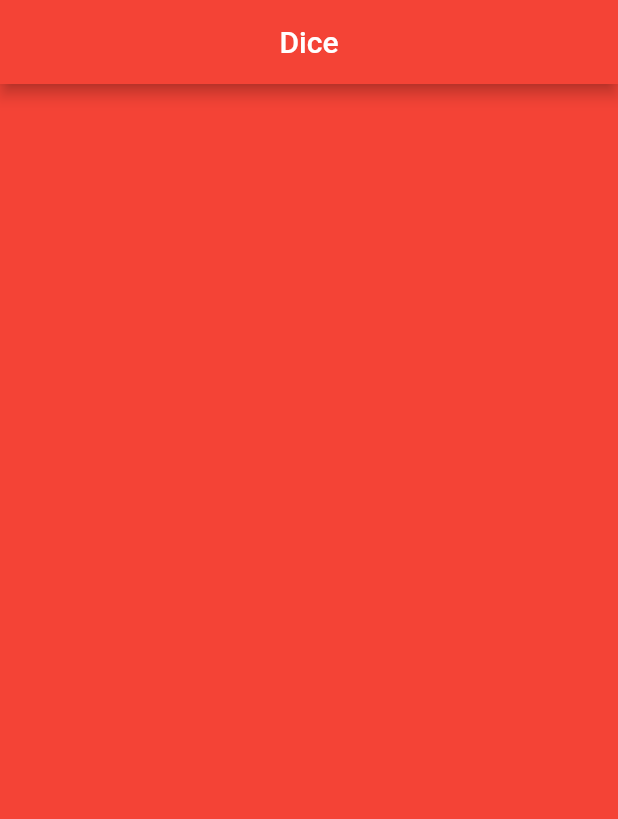
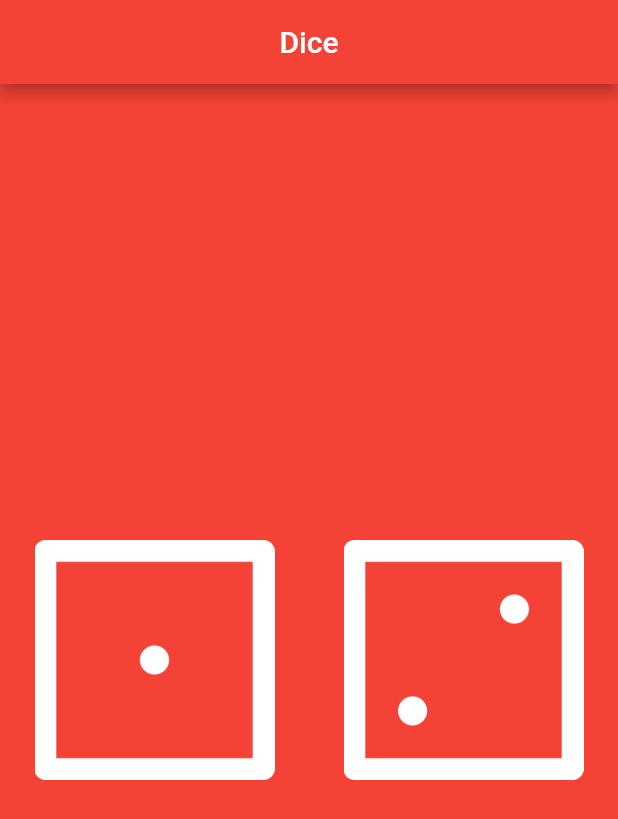
Before and after one commit to shmllslmt/diceee, a Flutter app: the screen it shows after launch, on a phone screen of 412 x 824 dp. Shown: the top 819 px of the screen. Run offline on Flutter 3.47's test engine with Material 2 defaults, Android fonts, the phone set to English and light mode, and no system bars.

```diff
--- a/lib/main.dart
+++ b/lib/main.dart
@@ -1,3 +1,4 @@
+import 'dart:math';
 import 'package:flutter/material.dart';
 
 void main() {
@@ -15,11 +16,63 @@ void main() {
   );
 }
 
-class DicePage extends StatelessWidget {
+class DicePage extends StatefulWidget {
   const DicePage({Key? key}) : super(key: key);
 
   @override
+  State<DicePage> createState() => _DicePageState();
+}
+
+class _DicePageState extends State<DicePage> {
+  int leftDice = 1;
+  int rightDice = 2;
+
+  @override
   Widget build(BuildContext context) {
-    return Container();
+    return Center(
+      child: Row(
+        children: [
+          Expanded(
+            child: Padding(
+              padding: const EdgeInsets.all(15.0),
+              // Left Dice
+              child: TextButton(
+                onPressed: () {
+                  setState(() {
+                    randomize();
+                  });
+                  print('Left dice is pressed');
+                },
+                child: Image.asset(
+                  'images/dice$leftDice.png',
+                ),
+              ),
+            ),
+          ),
+          Expanded(
+            child: Padding(
+              padding: const EdgeInsets.all(15.0),
+              // Right Dice
+              child: TextButton(
+                onPressed: () {
+                  setState(() {
+                    randomize();
+                  });
+                  print('Right dice is pressed');
+                },
+                child: Image.asset(
+                  'images/dice$rightDice.png',
+                ),
+              ),
+            ),
+          ),
+        ],
+      ),
+    );
+  }
+
+  void randomize() {
+    rightDice = Random().nextInt(6) + 1;
+    leftDice = Random().nextInt(6) + 1;
   }
 }
```
